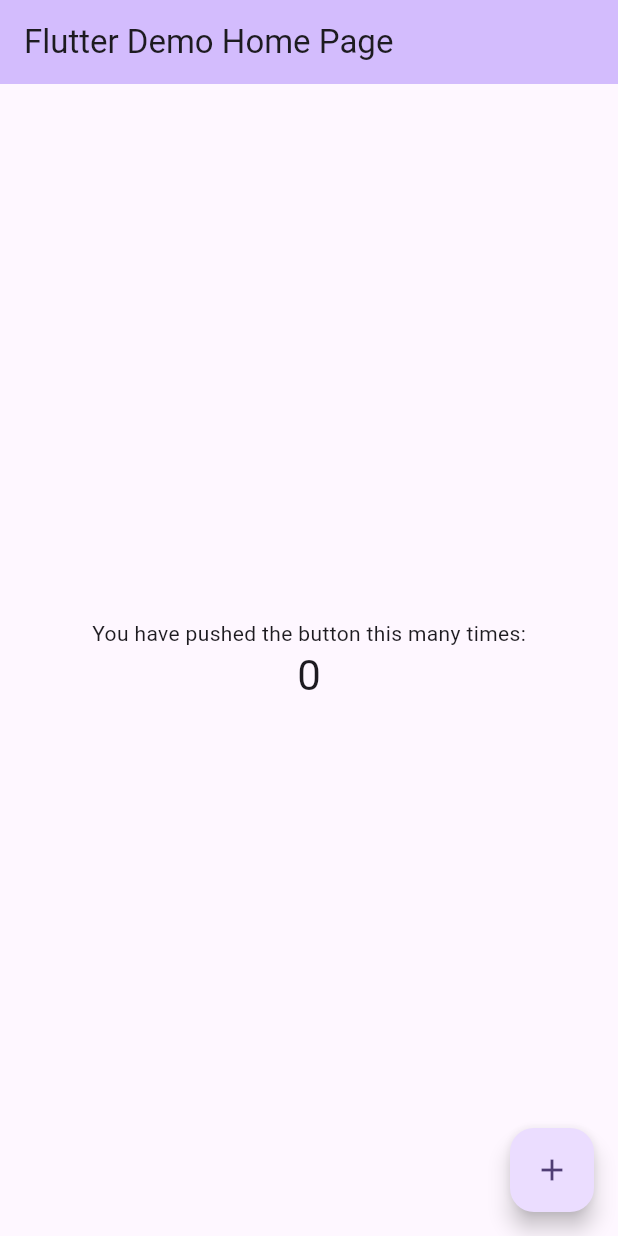
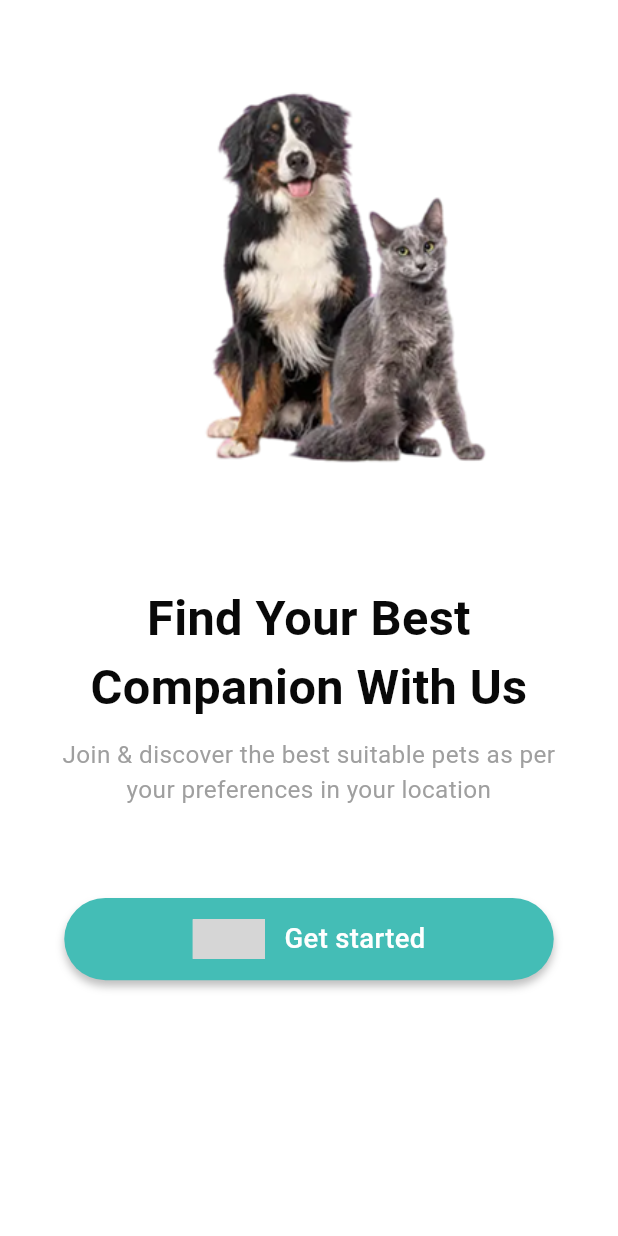
Before and after one commit to ShazaMashaal/pets_finder_app, a Flutter app: the screen it shows after launch, on a phone screen of 412 x 824 dp. Run offline on Flutter 3.47's test engine with Material 3 defaults, Android fonts, the light colour scheme and no system bars; our stand-ins replace flutter_bloc, flutter_screenutil, flutter_secure_storage, flutter_svg, shared_preferences; grey boxes are pictures that could not be loaded.

Commit message:
- Added core app files,  onboarding screen,  router,  helpers,  and styles

```diff
--- /dev/null
+++ b/lib/core/helpers/spacing.dart
@@ -0,0 +1,10 @@
+import 'package:flutter/material.dart';
+import 'package:flutter_screenutil/flutter_screenutil.dart';
+
+SizedBox verticalSpace(double height) => SizedBox(
+      height: height.h,
+    );
+
+SizedBox horizontalSpace(double width) => SizedBox(
+      width: width.w,
+    );
--- /dev/null
+++ b/lib/core/routing/app_router.dart
@@ -0,0 +1,22 @@
+import 'package:flutter/material.dart';
+import 'package:flutter_bloc/flutter_bloc.dart';
+import 'package:pets_finder_app/core/routing/routes.dart';
+import 'package:pets_finder_app/features/home/ui/home_screen.dart';
+import '../../features/onboarding/onboarding_screen.dart';
+
+class AppRouter {
+  Route? generateRoute(RouteSettings settings) {
+    //this arguments to be passed in any screen like this ( arguments as ClassName )
+    final arguments = settings.arguments;
+
+    switch (settings.name) {
+      case Routes.onBoardingScreen:
+        return MaterialPageRoute(builder: (_) => const OnboardingScreen());
+      case Routes.homeScreen:
+        return MaterialPageRoute(builder: (_) => HomeScreen());
+
+      default:
+        return null;
+    }
+  }
+}
--- /dev/null
+++ b/lib/core/routing/routes.dart
@@ -0,0 +1,4 @@
+class Routes {
+  static const String onBoardingScreen = '/onBoardingScreen';
+  static const String homeScreen = '/homeScreen';
+}
--- /dev/null
+++ b/lib/core/theming/colors.dart
@@ -0,0 +1,7 @@
+import 'package:flutter/material.dart';
+
+class ColorsManager {
+  static const Color blueGreen = Color(0xFF44BDB6);
+  static const Color black = Color(0xFF090909);
+  static const Color grey = Color(0xFF9F9F9F);
+}
--- /dev/null
+++ b/lib/core/theming/font_weight_helper.dart
@@ -0,0 +1,12 @@
+import 'package:flutter/material.dart';
+
+class FontWeightHelper {
+  static const FontWeight thin = FontWeight.w100;
+  static const FontWeight extraLight = FontWeight.w200;
+  static const FontWeight light = FontWeight.w300;
+  static const FontWeight regular = FontWeight.w400;
+  static const FontWeight medium = FontWeight.w500;
+  static const FontWeight semiBold = FontWeight.w600;
+  static const FontWeight bold = FontWeight.w700;
+  static const FontWeight extraBold = FontWeight.w800;
+}
--- /dev/null
+++ b/lib/core/theming/styles.dart
@@ -0,0 +1,23 @@
+import 'package:flutter/material.dart';
+import 'package:flutter_screenutil/flutter_screenutil.dart';
+
+import 'colors.dart';
+import 'font_weight_helper.dart';
+
+abstract class TextStyles {
+  static TextStyle font32BlackBold = TextStyle(
+    fontSize: 32.sp,
+    fontWeight: FontWeightHelper.bold,
+    color: ColorsManager.black,
+  );
+  static TextStyle font18WhileMedium = TextStyle(
+    fontSize: 18.sp,
+    fontWeight: FontWeightHelper.medium,
+    color: Colors.white,
+  );
+  static TextStyle font16GreyRegular = TextStyle(
+    fontSize: 16.sp,
+    fontWeight: FontWeightHelper.regular,
+    color: ColorsManager.grey,
+  );
+}
--- /dev/null
+++ b/lib/core/widgets/app_text_button.dart
@@ -0,0 +1,67 @@
+import 'package:flutter/material.dart';
+import 'package:flutter_screenutil/flutter_screenutil.dart';
+import 'package:pets_finder_app/core/theming/styles.dart';
+
+import '../helpers/spacing.dart';
+import '../theming/colors.dart';
+
+class AppTextButton extends StatelessWidget {
+  final double? borderRadius;
+  final Color? backgroundColor;
+  final double? horizontalPadding;
+  final double? verticalPadding;
+  final double? buttonWidth;
+  final double? buttonHeight;
+  final String buttonText;
+  final TextStyle? textStyle;
+  final Widget? icon;
+  final VoidCallback onPressed;
+  const AppTextButton({
+    super.key,
+    this.borderRadius,
+    this.backgroundColor,
+    this.horizontalPadding,
+    this.verticalPadding,
+    this.buttonHeight,
+    this.buttonWidth,
+    required this.buttonText,
+    this.textStyle,
+    required this.onPressed,
+    this.icon,
+  });
+
+  @override
+  Widget build(BuildContext context) {
+    return GestureDetector(
+      onTap: onPressed,
+
+      child: Container(
+        width: buttonWidth?.w ?? double.maxFinite,
+        height: buttonHeight ?? 54.h,
+        padding: EdgeInsets.symmetric(
+          horizontal: horizontalPadding?.w ?? 12.w,
+          vertical: verticalPadding?.h ?? 14.h,
+        ),
+        decoration: BoxDecoration(
+          borderRadius: BorderRadius.circular(borderRadius ?? 16.0),
+          color: backgroundColor ?? ColorsManager.blueGreen,
+          boxShadow: [
+            BoxShadow(
+              color: Colors.black.withAlpha((255 * 0.25).round()),
+              blurRadius: 4.r,
+              offset: Offset(0, 4),
+            ),
+          ],
+        ),
+
+        child: Row(
+          mainAxisAlignment: MainAxisAlignment.center,
+          children: [
+            ...icon != null ? [icon!, horizontalSpace(12)] : [],
+            Text(buttonText, style: textStyle ?? TextStyles.font18WhileMedium),
+          ],
+        ),
+      ),
+    );
+  }
+}
--- /dev/null
+++ b/lib/features/onboarding/onboarding_screen.dart
@@ -0,0 +1,50 @@
+import 'package:flutter/material.dart';
+import 'package:flutter_screenutil/flutter_screenutil.dart';
+import 'package:flutter_svg/flutter_svg.dart';
+import 'package:pets_finder_app/core/helpers/extensions.dart';
+import 'package:pets_finder_app/core/helpers/spacing.dart';
+import 'package:pets_finder_app/core/widgets/app_text_button.dart';
+import '../../core/routing/routes.dart';
+import '../../core/theming/styles.dart';
+
+class OnboardingScreen extends StatelessWidget {
+  const OnboardingScreen({super.key});
+
+  @override
+  Widget build(BuildContext context) {
+    return Scaffold(
+      body: SafeArea(
+        child: SingleChildScrollView(
+          child: Padding(
+            padding: EdgeInsets.symmetric(horizontal: 24.w, vertical: 26.h),
+            child: Column(
+              children: [
+                Image.asset("assets/images/onboarding_image.png"),
+                verticalSpace(70),
+                Text(
+                  "Find Your Best Companion With Us",
+                  style: TextStyles.font32BlackBold,
+                  textAlign: TextAlign.center,
+                ),
+                verticalSpace(10),
+                Text(
+                  "Join & discover the best suitable pets as per your preferences in your location",
+                  style: TextStyles.font16GreyRegular,
+                  textAlign: TextAlign.center,
+                ),
+                verticalSpace(60),
+                AppTextButton(
+                  buttonText: "Get started",
+                  borderRadius: 30.r,
+                  buttonWidth: 297,
+                  icon: SvgPicture.asset("assets/svgs/pet_icon.svg"),
+                  onPressed: () => context.pushNamed(Routes.homeScreen),
+                ),
+              ],
+            ),
+          ),
+        ),
+      ),
+    );
+  }
+}
--- a/lib/main.dart
+++ b/lib/main.dart
@@ -1,122 +1,8 @@
 import 'package:flutter/material.dart';
+import 'package:pets_finder_app/pets_finder_app.dart';
+
+import 'core/routing/app_router.dart';
 
 void main() {
-  runApp(const MyApp());
+  runApp(PetsFinderApp(appRouter: AppRouter()));
 }
-
-class MyApp extends StatelessWidget {
-  const MyApp({super.key});
-
-  // This widget is the root of your application.
-  @override
-  Widget build(BuildContext context) {
-    return MaterialApp(
-      title: 'Flutter Demo',
-      theme: ThemeData(
-        // This is the theme of your application.
-        //
-        // TRY THIS: Try running your application with "flutter run". You'll see
-        // the application has a purple toolbar. Then, without quitting the app,
-        // try changing the seedColor in the colorScheme below to Colors.green
-        // and then invoke "hot reload" (save your changes or press the "hot
-        // reload" button in a Flutter-supported IDE, or press "r" if you used
-        // the command line to start the app).
-        //
-        // Notice that the counter didn't reset back to zero; the application
-        // state is not lost during the reload. To reset the state, use hot
-        // restart instead.
-        //
-        // This works for code too, not just values: Most code changes can be
-        // tested with just a hot reload.
-        colorScheme: ColorScheme.fromSeed(seedColor: Colors.deepPurple),
-      ),
-      home: const MyHomePage(title: 'Flutter Demo Home Page'),
-    );
-  }
-}
-
-class MyHomePage extends StatefulWidget {
-  const MyHomePage({super.key, required this.title});
-
-  // This widget is the home page of your application. It is stateful, meaning
-  // that it has a State object (defined below) that contains fields that affect
-  // how it looks.
-
-  // This class is the configuration for the state. It holds the values (in this
-  // case the title) provided by the parent (in this case the App widget) and
-  // used by the build method of the State. Fields in a Widget subclass are
-  // always marked "final".
-
-  final String title;
-
-  @override
-  State<MyHomePage> createState() => _MyHomePageState();
-}
-
-class _MyHomePageState extends State<MyHomePage> {
-  int _counter = 0;
-
-  void _incrementCounter() {
-    setState(() {
-      // This call to setState tells the Flutter framework that something has
-      // changed in this State, which causes it to rerun the build method below
-      // so that the display can reflect the updated values. If we changed
-      // _counter without calling setState(), then the build method would not be
-      // called again, and so nothing would appear to happen.
-      _counter++;
-    });
-  }
-
-  @override
-  Widget build(BuildContext context) {
-    // This method is rerun every time setState is called, for instance as done
-    // by the _incrementCounter method above.
-    //
-    // The Flutter framework has been optimized to make rerunning build methods
-    // fast, so that you can just rebuild anything that needs updating rather
-    // than having to individually change instances of widgets.
-    return Scaffold(
-      appBar: AppBar(
-        // TRY THIS: Try changing the color here to a specific color (to
-        // Colors.amber, perhaps?) and trigger a hot reload to see the AppBar
-        // change color while the other colors stay the same.
-        backgroundColor: Theme.of(context).colorScheme.inversePrimary,
-        // Here we take the value from the MyHomePage object that was created by
-        // the App.build method, and use it to set our appbar title.
-        title: Text(widget.title),
-      ),
-      body: Center(
-        // Center is a layout widget. It takes a single child and positions it
-        // in the middle of the parent.
-        child: Column(
-          // Column is also a layout widget. It takes a list of children and
-          // arranges them vertically. By default, it sizes itself to fit its
-          // children horizontally, and tries to be as tall as its parent.
-          //
-          // Column has various properties to control how it sizes itself and
-          // how it positions its children. Here we use mainAxisAlignment to
-          // center the children vertically; the main axis here is the vertical
-          // axis because Columns are vertical (the cross axis would be
-          // horizontal).
-          //
-          // TRY THIS: Invoke "debug painting" (choose the "Toggle Debug Paint"
-          // action in the IDE, or press "p" in the console), to see the
-          // wireframe for each widget.
-          mainAxisAlignment: MainAxisAlignment.center,
-          children: <Widget>[
-            const Text('You have pushed the button this many times:'),
-            Text(
-              '$_counter',
-              style: Theme.of(context).textTheme.headlineMedium,
-            ),
-          ],
-        ),
-      ),
-      floatingActionButton: FloatingActionButton(
-        onPressed: _incrementCounter,
-        tooltip: 'Increment',
-        child: const Icon(Icons.add),
-      ), // This trailing comma makes auto-formatting nicer for build methods.
-    );
-  }
-}
--- /dev/null
+++ b/lib/pets_finder_app.dart
@@ -0,0 +1,29 @@
+import 'package:flutter/material.dart';
+import 'package:flutter_screenutil/flutter_screenutil.dart';
+
+import 'core/routing/app_router.dart';
+import 'core/routing/routes.dart';
+import 'core/theming/colors.dart';
+
+class PetsFinderApp extends StatelessWidget {
+  final AppRouter appRouter;
+  const PetsFinderApp({super.key, required this.appRouter});
+
+  @override
+  Widget build(BuildContext context) {
+    return ScreenUtilInit(
+      designSize: const Size(375, 812),
+      minTextAdapt: true,
+      child: MaterialApp(
+        title: 'Pets Finder App',
+        theme: ThemeData(
+          primaryColor: ColorsManager.blueGreen,
+          scaffoldBackgroundColor: Colors.white,
+        ),
+        debugShowCheckedModeBanner: false,
+        initialRoute: Routes.onBoardingScreen,
+        onGenerateRoute: appRouter.generateRoute,
+      ),
+    );
+  }
+}
```
Also changed, not shown: lib/core/helpers/extensions.dart (added, +28 -0 lines), lib/core/helpers/shared_pref_helper.dart (added, +94 -0 lines), assets/images/onboarding_image.png (added), 2 other files.
